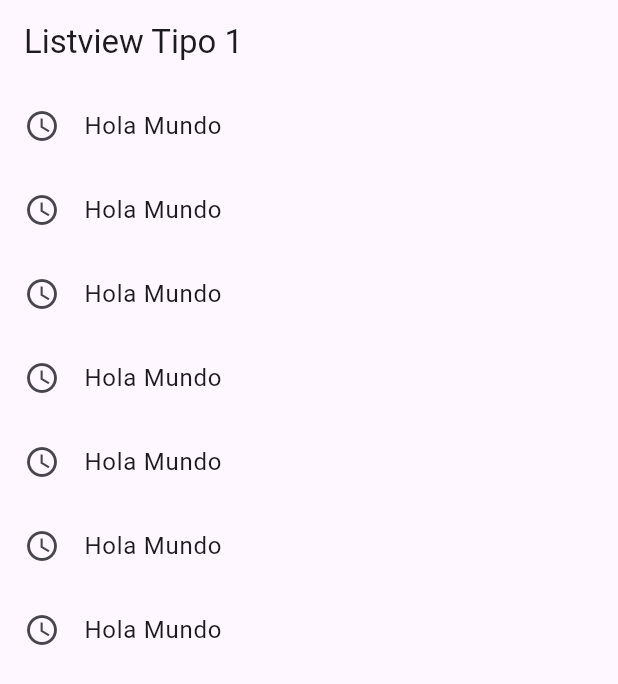
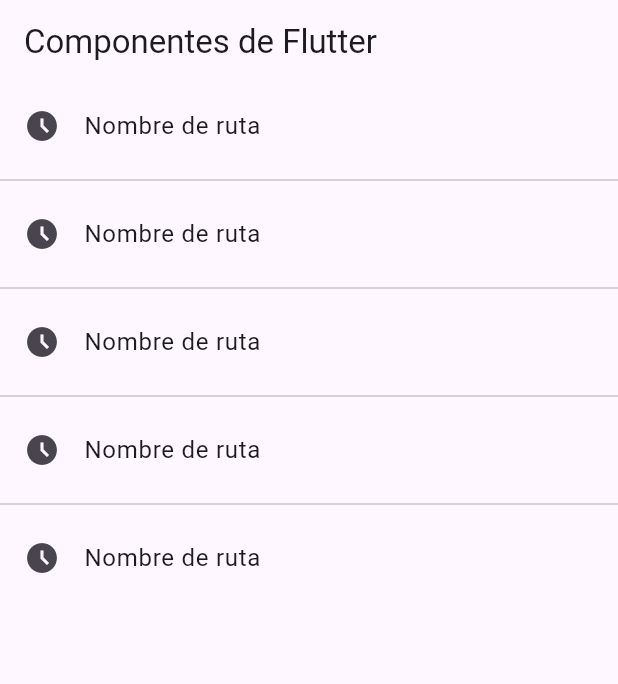
Before and after one commit to CisoUnlimited/fl_components_recu, a Flutter app: the screen it shows after launch, on a phone screen of 412 x 824 dp. Shown: the top 684 px of the screen. Run offline on Flutter 3.47's test engine with Material 3 defaults, Android fonts, the phone set to English and light mode, and no system bars.

Commit message:
Hasta la página 29

```diff
--- a/lib/main.dart
+++ b/lib/main.dart
@@ -1,5 +1,5 @@
-import 'package:fl_components/screens/listview1_screen.dart';
 import 'package:flutter/material.dart';
+import 'screens/screens.dart';
 
 void main() => runApp(const MyApp());
 
@@ -8,10 +8,22 @@ class MyApp extends StatelessWidget {
 
   @override
   Widget build(BuildContext context) {
-    return const MaterialApp(
-      debugShowCheckedModeBanner: false,
-      title: 'Material App',
-      home: Listview1Screen()
-    );
+    return MaterialApp(
+        debugShowCheckedModeBanner: false,
+        title: 'Material App',
+        initialRoute: 'home',
+        routes: {
+          'listview1': (BuildContext context) => const Listview1Screen(),
+          'listview2': (BuildContext context) => const Listview2Screen(),
+          'alert': (BuildContext context) => const AlertScreen(),
+          'card': (BuildContext context) => const CardScreen(),
+          'home': (BuildContext context) => const HomeScreen(),
+        },
+        onGenerateRoute: (settings) {
+          return MaterialPageRoute(
+            builder: (context) => const AlertScreen()
+          );
+        }
+      );
   }
 }
--- /dev/null
+++ b/lib/screens/home_screen.dart
@@ -0,0 +1,27 @@
+import 'package:fl_components/screens/screens.dart';
+import 'package:flutter/material.dart';
+
+class HomeScreen extends StatelessWidget {
+  const HomeScreen({super.key});
+
+  @override
+  Widget build(BuildContext context) {
+    return Scaffold(
+        appBar: AppBar(
+          title: const Text('Componentes de Flutter'),
+          elevation: 0,
+        ),
+        body: ListView.separated(
+          itemCount: 5,
+          itemBuilder: (context, index) => ListTile(
+            leading: const Icon(Icons.access_time_filled_outlined),
+            title: const Text('Nombre de ruta'),
+            onTap: () {
+              final route = MaterialPageRoute(builder: (context) => const Listview1Screen());
+              Navigator.pushNamed(context, 'card1234');
+            },
+          ),
+          separatorBuilder: (context, index) => const Divider(),
+        ));
+  }
+}
--- a/lib/screens/listview1_screen.dart
+++ b/lib/screens/listview1_screen.dart
@@ -1,47 +1,24 @@
 import 'package:flutter/material.dart';
 
 class Listview1Screen extends StatelessWidget {
+  final options = const ['Targaryen', 'Stark', 'Lannister', 'Baratheon'];
 
   const Listview1Screen({Key? key}) : super(key: key);
 
   @override
   Widget build(BuildContext context) {
     return Scaffold(
-      appBar: AppBar(
-        title: const Text('Listview Tipo 1'),
-      ),
-      body: ListView(
-        children: const [
-          ListTile(
-            leading: Icon(Icons.access_time_sharp),
-            title: Text('Hola Mundo'),
-          ),
-          ListTile(
-            leading: Icon(Icons.access_time_sharp),
-            title: Text('Hola Mundo'),
-          ),
-          ListTile(
-            leading: Icon(Icons.access_time_sharp),
-            title: Text('Hola Mundo'),
-          ),
-          ListTile(
-            leading: Icon(Icons.access_time_sharp),
-            title: Text('Hola Mundo'),
-          ),
-          ListTile(
-            leading: Icon(Icons.access_time_sharp),
-            title: Text('Hola Mundo'),
-          ),
-          ListTile(
-            leading: Icon(Icons.access_time_sharp),
-            title: Text('Hola Mundo'),
-          ),
-          ListTile(
-            leading: Icon(Icons.access_time_sharp),
-            title: Text('Hola Mundo'),
-          ),
-        ],
-      )
-    );
+        appBar: AppBar(
+          title: const Text('Listview Tipo 1'),
+        ),
+        body: ListView(
+          children: [
+            ...options.map((e) => ListTile(
+                  trailing: const Icon(
+                    Icons.arrow_forward_ios_outlined),
+                  title: Text(e),
+                )),
+          ],
+        ));
   }
 }
--- /dev/null
+++ b/lib/screens/screens.dart
@@ -0,0 +1,5 @@
+export 'package:fl_components/screens/alert_screen.dart';
+export 'package:fl_components/screens/card_screen.dart';
+export 'package:fl_components/screens/home_screen.dart';
+export 'package:fl_components/screens/listview1_screen.dart';
+export 'package:fl_components/screens/listview2_screen.dart';
```
Also changed, not shown: lib/screens/alert_screen.dart (added, +15 -0 lines), lib/screens/card_screen.dart (added, +15 -0 lines), lib/screens/listview2_screen.dart (added, +29 -0 lines).
